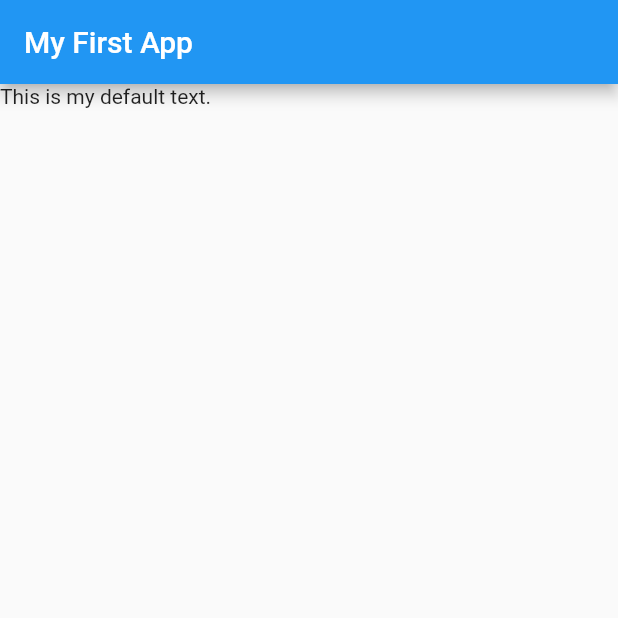
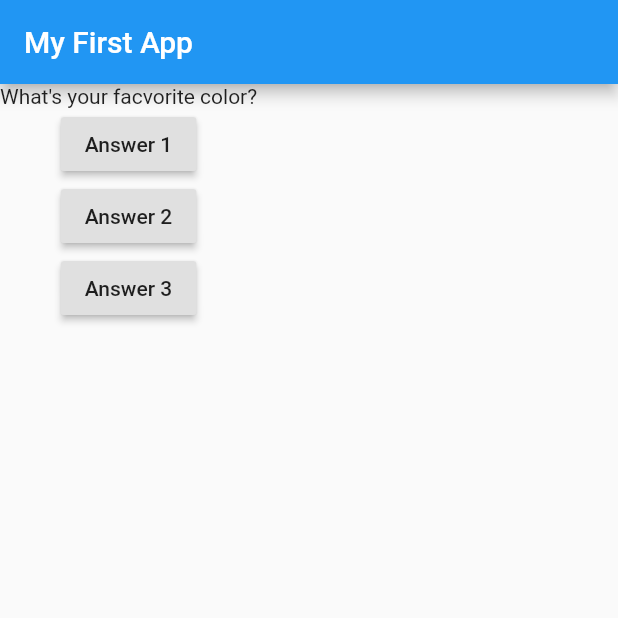
Before and after one commit to omkarubale/Learning_flutter_course, a Flutter app: the screen it shows after launch, on a phone screen of 412 x 824 dp, the top half of it. Run offline on Flutter 3.47's test engine with Material 2 defaults, Android fonts, the phone set to English and light mode, and no system bars.

Commit message:
LEARNING: Created basic bare bones application.

```diff
--- a/lib/main.dart
+++ b/lib/main.dart
@@ -3,14 +3,44 @@ import 'package:flutter/material.dart';
 void main() => runApp(MyApp());
 
 class MyApp extends StatelessWidget {
+  var questionIndex = 0;
+
+  void answerQuestion(){
+    questionIndex = questionIndex + 1;
+    print(questionIndex);
+
+  }
+
   @override
   Widget build(BuildContext context) {
+    var questions =
+    [
+      'What\'s your facvorite color?',
+      'What\'s your favorite animal?'
+    ];
+
     return MaterialApp(
       home: Scaffold(
         appBar: AppBar(
           title: Text('My First App'),
         ),
-        body: Text('This is my default text.'),
+        body: Column(
+          children: <Widget>[
+            Text(questions[questionIndex]),
+            RaisedButton(
+              child: Text('Answer 1'),
+              onPressed: answerQuestion,
+            ),
+            RaisedButton(
+              child: Text('Answer 2'),
+              onPressed: answerQuestion,
+            ),
+            RaisedButton(
+              child: Text('Answer 3'),
+              onPressed: answerQuestion,
+            )
+          ],
+        ),
       ),
     );
   }
```
